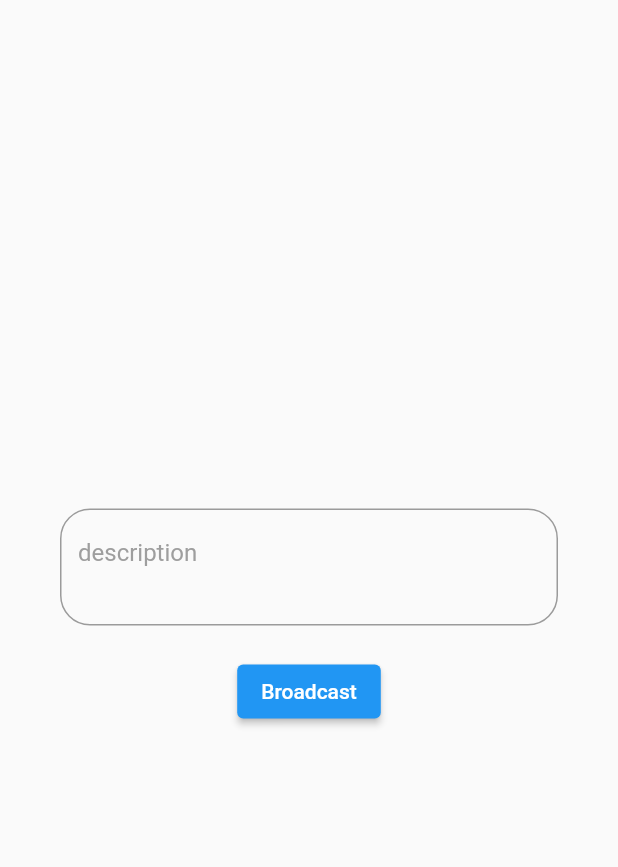
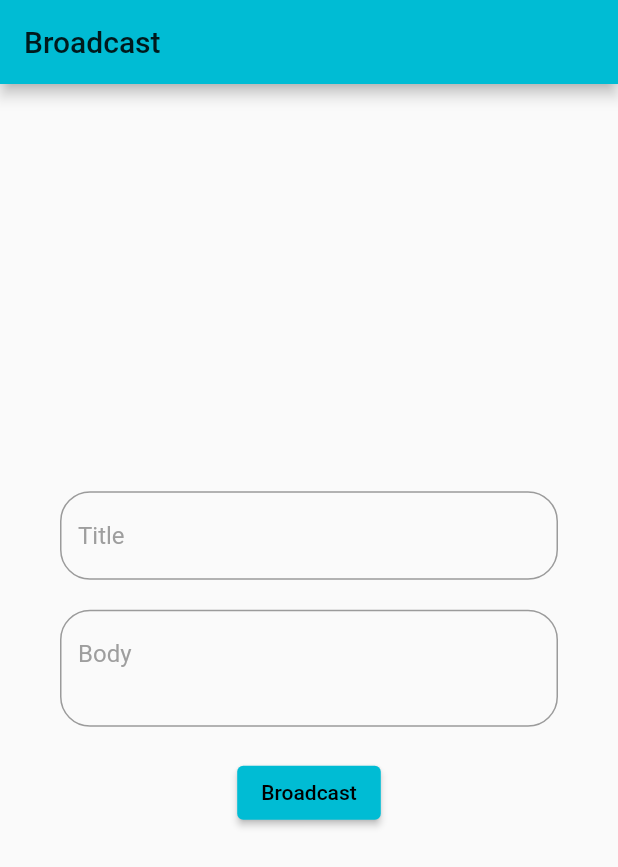
Before and after one commit to Arpit-Sahu/Broadcast, a Flutter app: the screen it shows after launch, after a tap on "Broadcast", on a phone screen of 412 x 824 dp. Shown: the top 867 px of the screen. Run offline on Flutter 3.47's test engine with Material 2 defaults, Android fonts, the phone set to English and light mode, and no system bars; our stand-ins replace firebase_core, firebase_messaging, flutter_local_notifications; accounts and stored records are empty.

Commit message:
implemented firebase push notifications:

```diff
--- a/lib/MainScreen.dart
+++ /dev/null
@@ -1,50 +0,0 @@
-import 'package:flutter/material.dart';
-import 'package:geolocator/geolocator.dart';
-
-class MainScreen extends StatelessWidget {
-  void getLocation() async {
-    print('started');
-    LocationPermission permission = await Geolocator.requestPermission();
-    print(permission);
-    Position position = await Geolocator.getCurrentPosition(
-        desiredAccuracy: LocationAccuracy.low);
-    print(position);
-  }
-
-  @override
-  Widget build(BuildContext context) {
-    return Scaffold(
-      body: Center(
-        child: Padding(
-          padding: const EdgeInsets.all(40.0),
-          child: Column(
-            mainAxisAlignment: MainAxisAlignment.center,
-            children: [
-              TextFormField(
-                minLines: 2,
-                maxLines: 5,
-                keyboardType: TextInputType.multiline,
-                decoration: InputDecoration(
-                  hintText: 'description',
-                  hintStyle: TextStyle(color: Colors.grey),
-                  border: OutlineInputBorder(
-                    borderRadius: BorderRadius.all(Radius.circular(20.0)),
-                  ),
-                ),
-              ),
-              SizedBox(
-                height: 20,
-              ),
-              ElevatedButton(
-                onPressed: () {
-                  getLocation();
-                },
-                child: Text('Broadcast'),
-              ),
-            ],
-          ),
-        ),
-      ),
-    );
-  }
-}
--- a/lib/main.dart
+++ b/lib/main.dart
@@ -1,7 +1,38 @@
 import 'package:flutter/material.dart';
-import 'package:broadcast/MainScreen.dart';
+import 'package:firebase_core/firebase_core.dart';
+import 'package:firebase_messaging/firebase_messaging.dart';
+import 'package:flutter_local_notifications/flutter_local_notifications.dart';
 
-void main() {
+const AndroidNotificationChannel channel = AndroidNotificationChannel(
+    'high_importance_channel', // id
+    'High Importance Notifications', // title
+    'This channel is used for important notifications.', // description
+    importance: Importance.high,
+    playSound: true);
+
+final FlutterLocalNotificationsPlugin flutterLocalNotificationsPlugin =
+    FlutterLocalNotificationsPlugin();
+
+Future<void> _firebaseMessagingBackgroundHandler(RemoteMessage message) async {
+  await Firebase.initializeApp();
+  print('A background message just showed up :  ${message.messageId}');
+}
+
+Future<void> main() async {
+  WidgetsFlutterBinding.ensureInitialized();
+  await Firebase.initializeApp();
+  FirebaseMessaging.onBackgroundMessage(_firebaseMessagingBackgroundHandler);
+
+  await flutterLocalNotificationsPlugin
+      .resolvePlatformSpecificImplementation<
+          AndroidFlutterLocalNotificationsPlugin>()
+      ?.createNotificationChannel(channel);
+
+  await FirebaseMessaging.instance.setForegroundNotificationPresentationOptions(
+    alert: true,
+    badge: true,
+    sound: true,
+  );
   runApp(MyApp());
 }
 
@@ -9,7 +40,142 @@ class MyApp extends StatelessWidget {
   @override
   Widget build(BuildContext context) {
     return MaterialApp(
-      home: MainScreen(),
+      title: 'Flutter Demo',
+      theme: ThemeData(
+        primarySwatch: Colors.cyan,
+      ),
+      home: MyHomePage(title: 'Broadcast'),
     );
   }
 }
+
+class MyHomePage extends StatefulWidget {
+  final String title;
+
+  MyHomePage({required this.title});
+
+  @override
+  _MyHomePageState createState() => _MyHomePageState();
+}
+
+class _MyHomePageState extends State<MyHomePage> {
+  @override
+  void initState() {
+    super.initState();
+    FirebaseMessaging.onMessage.listen((RemoteMessage message) {
+      RemoteNotification? notification = message.notification;
+      AndroidNotification? android = message.notification?.android;
+      if (notification != null && android != null) {
+        flutterLocalNotificationsPlugin.show(
+            notification.hashCode,
+            notification.title,
+            notification.body,
+            NotificationDetails(
+              android: AndroidNotificationDetails(
+                channel.id,
+                channel.name,
+                channel.description,
+                color: Colors.blue,
+                playSound: true,
+                icon: 'launch_background',
+              ),
+            ));
+      }
+    });
+
+    FirebaseMessaging.onMessageOpenedApp.listen((RemoteMessage message) {
+      print('A new onMessageOpenedApp event was published!');
+      RemoteNotification? notification = message.notification;
+      AndroidNotification? android = message.notification?.android;
+      if (notification != null && android != null) {
+        showDialog(
+            context: context,
+            builder: (_) {
+              return AlertDialog(
+                title: Text(notification.title.toString()),
+                content: SingleChildScrollView(
+                  child: Column(
+                    crossAxisAlignment: CrossAxisAlignment.start,
+                    children: [Text(notification.body.toString())],
+                  ),
+                ),
+              );
+            });
+      }
+    });
+  }
+
+  late String notificationTitle;
+  late String notificationBody;
+
+  void showNotification() {
+    flutterLocalNotificationsPlugin.show(
+        0,
+        notificationTitle,
+        notificationBody,
+        NotificationDetails(
+            android: AndroidNotificationDetails(
+                channel.id, channel.name, channel.description,
+                importance: Importance.high,
+                color: Colors.blue,
+                playSound: true,
+                icon: 'launch_background')));
+  }
+
+  @override
+  Widget build(BuildContext context) {
+    return Scaffold(
+      appBar: AppBar(
+        title: Text(widget.title),
+      ),
+      body: Center(
+        child: Padding(
+          padding: const EdgeInsets.all(40.0),
+          child: Column(
+            mainAxisAlignment: MainAxisAlignment.center,
+            children: <Widget>[
+              TextFormField(
+                minLines: 1,
+                maxLines: 1,
+                keyboardType: TextInputType.multiline,
+                onChanged: (value) {
+                  notificationTitle = value;
+                },
+                decoration: InputDecoration(
+                  hintText: 'Title',
+                  hintStyle: TextStyle(color: Colors.grey),
+                  border: OutlineInputBorder(
+                    borderRadius: BorderRadius.all(Radius.circular(20.0)),
+                  ),
+                ),
+              ),
+              SizedBox(
+                height: 20,
+              ),
+              TextFormField(
+                minLines: 2,
+                maxLines: 5,
+                keyboardType: TextInputType.multiline,
+                onChanged: (value) {
+                  notificationBody = value;
+                },
+                decoration: InputDecoration(
+                  hintText: 'Body',
+                  hintStyle: TextStyle(color: Colors.grey),
+                  border: OutlineInputBorder(
+                    borderRadius: BorderRadius.all(Radius.circular(20.0)),
+                  ),
+                ),
+              ),
+              SizedBox(
+                height: 20,
+              ),
+              ElevatedButton(
+                  onPressed: showNotification, child: Text('Broadcast'))
+            ],
+          ),
+        ),
+      ),
+    );
+  }
+}
--- a/pubspec.yaml
+++ b/pubspec.yaml
@@ -29,6 +29,9 @@ dependencies:
   # Use with the CupertinoIcons class for iOS style icons.
   cupertino_icons: ^1.0.2
   geolocator: ^7.0.3
+  firebase_messaging: ^10.0.1
+  firebase_core: ^1.2.1
+  flutter_local_notifications: ^6.0.0
 
 dev_dependencies:
   flutter_test:
```
Also changed, not shown: pubspec.lock, 3 other files.
